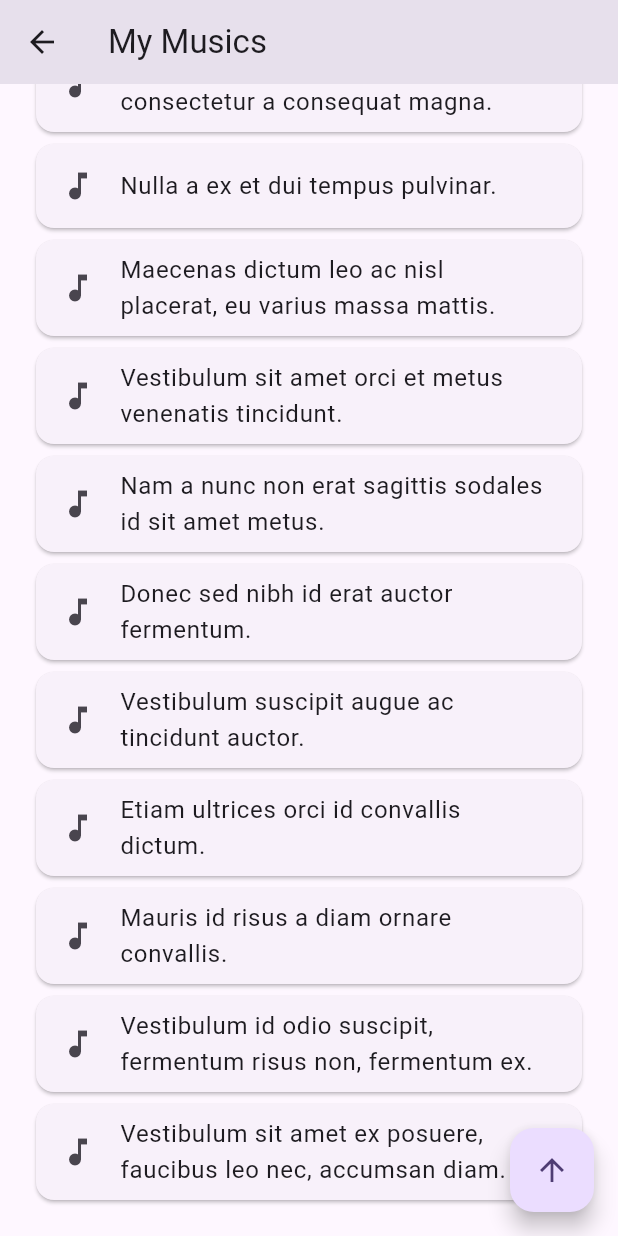
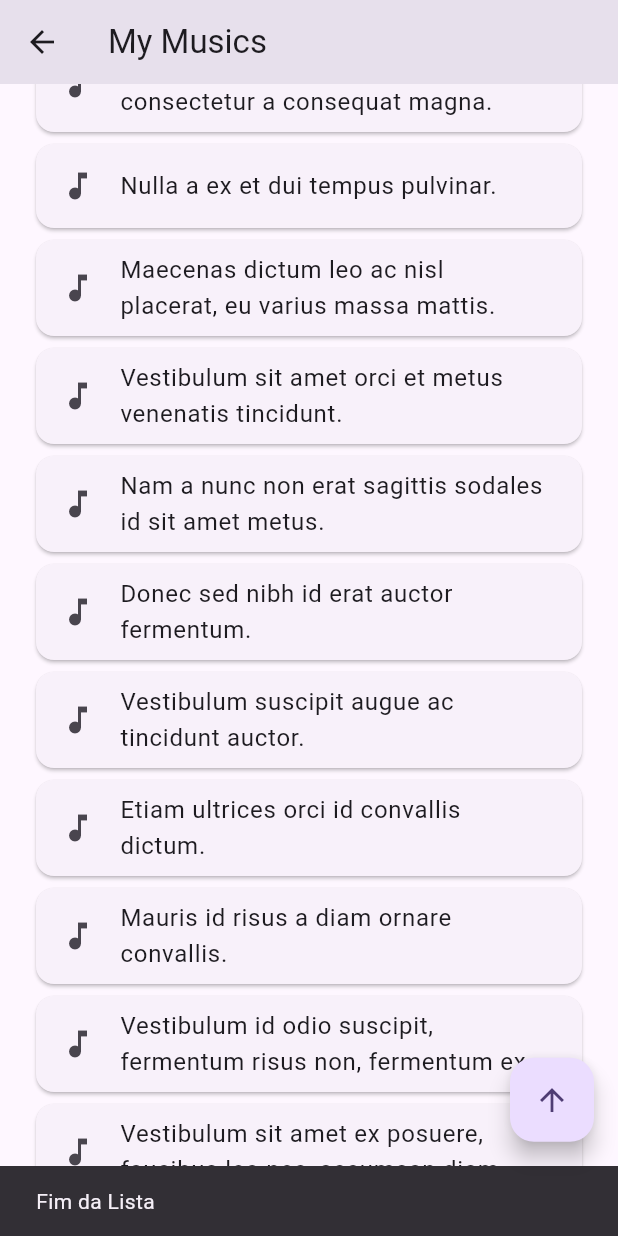
Before and after one commit to hakkinenT/flutter_scroll_controller, a Flutter app: the MusicListPage screen opened directly, scrolled down 369 dp, on a phone screen of 412 x 824 dp. Run offline on Flutter 3.47's test engine with Material 2 defaults, Android fonts, the light colour scheme and no system bars.

Commit message:
show snackbar on page scroll movement

```diff
--- /dev/null
+++ b/lib/utils/show_snacbar.dart
@@ -0,0 +1,11 @@
+import 'package:flutter/material.dart';
+
+showSnackbar(BuildContext context, String message) {
+  ScaffoldMessenger.of(context)
+    ..hideCurrentSnackBar()
+    ..showSnackBar(
+      SnackBar(
+        content: Text(message),
+      ),
+    );
+}
--- a/lib/view/pages/music_list_page.dart
+++ b/lib/view/pages/music_list_page.dart
@@ -1,4 +1,5 @@
 import 'package:flutter/material.dart';
+import 'package:flutter_scroll_controller/utils/show_snacbar.dart';
 import 'package:flutter_scroll_controller/view/pages/music_details_page.dart';
 
 import '../../constants/constants.dart';
@@ -42,10 +43,12 @@ class _MusicListPageState extends State<MusicListPage> {
       setState(() {
         up = false;
       });
+      showSnackbar(context, "Início da Lista");
     } else if (isPageEnd) {
       setState(() {
         up = true;
       });
+      showSnackbar(context, "Fim da Lista");
     }
   }
 
--- a/lib/view/pages/text_page.dart
+++ b/lib/view/pages/text_page.dart
@@ -1,5 +1,6 @@
 import 'package:flutter/material.dart';
 import 'package:flutter_scroll_controller/constants/constants.dart';
+import 'package:flutter_scroll_controller/utils/show_snacbar.dart';
 
 import '../widgets/move_down_button.dart';
 import '../widgets/move_up_button.dart';
@@ -47,10 +48,12 @@ class _TextPageState extends State<TextPage> {
       setState(() {
         _up = false;
       });
+      showSnackbar(context, "Início do Texto");
     } else if (isPageEnd) {
       setState(() {
         _up = true;
       });
+      showSnackbar(context, "Fim do Texto");
     }
     _pageBucket.writeState(context, _up, identifier: ValueKey(_myKey));
   }
```
